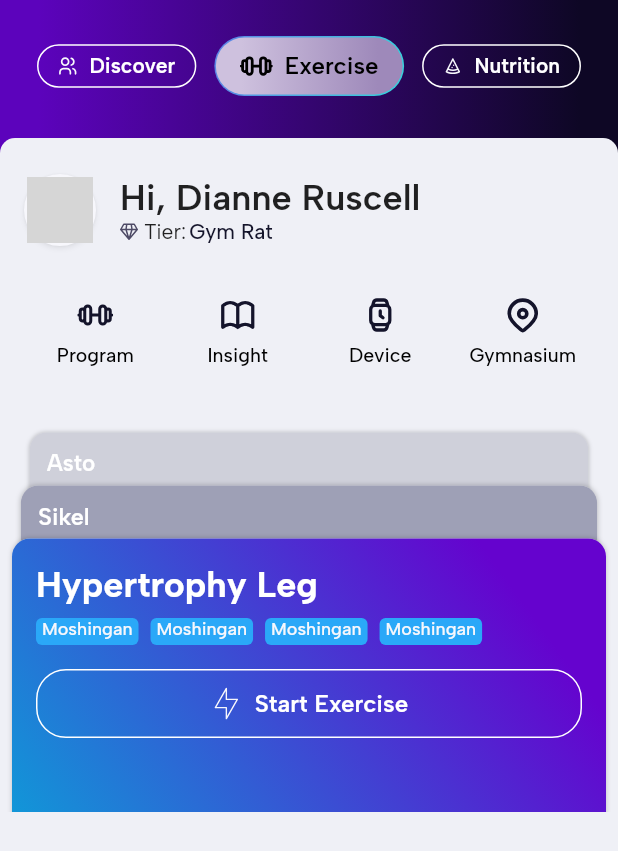
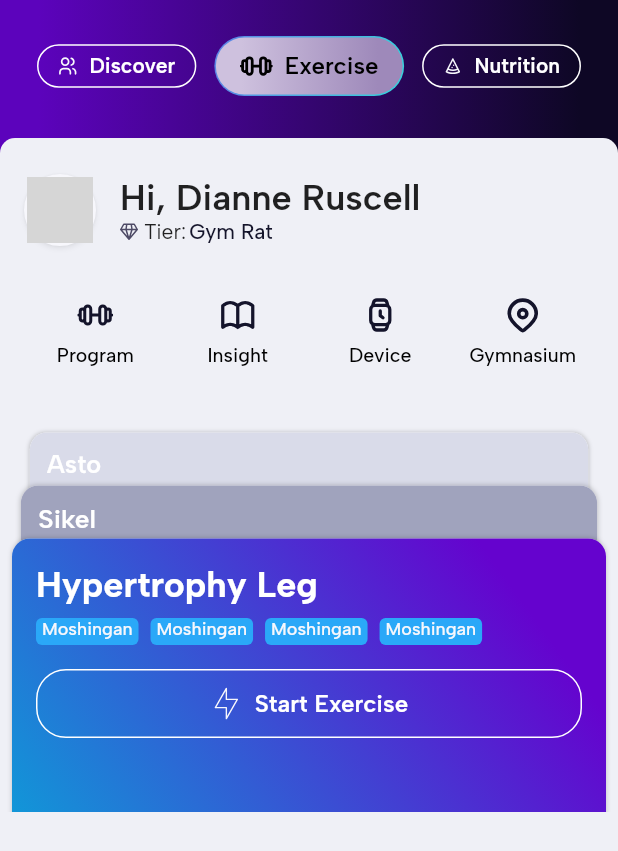
Before and after one commit to vuboitech/vuboi-fitness-app, a Flutter app: the HomeScreen screen opened directly, on a phone screen of 412 x 824 dp. Shown: the top 851 px of the screen. Run offline on Flutter 3.47's test engine with Material 2 defaults, Android fonts, the phone set to English and light mode, and no system bars; our stand-ins replace firebase_auth, firebase_core, flutter_svg, google_fonts, google_sign_in, lottie; missing offline and left inert: flutter_facebook_auth; accounts and stored records are empty; network calls fail; grey boxes are pictures that could not be loaded.

```diff
--- a/lib/main.dart
+++ b/lib/main.dart
@@ -2,9 +2,12 @@ import 'package:firebase_core/firebase_core.dart';
 import 'package:fitness/firebase_options.dart';
 import 'package:fitness/main_app.dart';
 import 'package:flutter/material.dart';
+import 'package:google_fonts/google_fonts.dart';
 
 void main() async {
   WidgetsFlutterBinding.ensureInitialized();
+
+  GoogleFonts.config.allowRuntimeFetching = false;
 
   await Firebase.initializeApp(
     options: DefaultFirebaseOptions.currentPlatform,
--- a/lib/main_app.dart
+++ b/lib/main_app.dart
@@ -9,6 +9,7 @@ class MainApp extends StatelessWidget {
   Widget build(BuildContext context) {
     return MaterialApp(
       title: 'Flutter Demo',
+      debugShowCheckedModeBanner: false,
       theme: ThemeData(
         visualDensity: VisualDensity.compact,
         colorScheme: ColorScheme.fromSeed(seedColor: Colors.deepPurple),
--- a/lib/ui/widgets/modules/stacks/card_widget.dart
+++ b/lib/ui/widgets/modules/stacks/card_widget.dart
@@ -392,7 +392,7 @@ class CardChildWidget extends StatelessWidget {
             Container(
               decoration: BoxDecoration(
                 borderRadius: BorderRadius.all(model.radius),
-                color: const Color(0xFF6E7191).withOpacity((position + 1) / totalItem)
+                color: _getBodyColor(position, totalItem)
               ),
               child: Opacity(
                 opacity: 0,
@@ -404,7 +404,7 @@ class CardChildWidget extends StatelessWidget {
               child: Text(
                 model.cardTitle ?? "",
                 style: TextStyle(
-                  fontSize: 16,
+                  fontSize: 18,
                   fontWeight: FontWeight.w600,
                   color: Colors.white
                 ),
@@ -415,4 +415,14 @@ class CardChildWidget extends StatelessWidget {
       ),
     );
   }
+
+  Color _getBodyColor(int position, int totalItem) {
+    if (position == totalItem-2) {
+      return const Color(0xFFA0A3BD);
+    } else if (position == totalItem-3) {
+      return const Color(0xFFD9DBE9);
+    } else {
+      return const Color(0xFFD9DBE9).withOpacity(0.7);
+    }
+  }
 }
--- a/lib/utils/app_color.dart
+++ b/lib/utils/app_color.dart
@@ -13,4 +13,34 @@ class AppColor {
     stops: [0.1385, 1],
     transform: GradientRotation(105.89 * 3.14159 / 180),
   );
+
+  static LinearGradient purpleBlack = const LinearGradient(
+    begin: Alignment.topLeft,
+    end: Alignment.bottomRight,
+    colors: [
+      Color(0xFF5C03BC),
+      Color(0xFF000000),
+    ],
+    stops: [0.1385, 1],
+  );
+
+  static LinearGradient cyanBlack = const LinearGradient(
+    begin: Alignment.topLeft,
+    end: Alignment.bottomRight,
+    colors: [
+      Color(0xFF28B8D5),
+      Color(0xFF000000),
+    ],
+    stops: [0.1385, 1],
+  );
+
+  static LinearGradient redBlack = const LinearGradient(
+    begin: Alignment.topLeft,
+    end: Alignment.bottomRight,
+    colors: [
+      Color(0xFFB3044F),
+      Color(0xFF000000),
+    ],
+    stops: [0.1385, 1],
+  );
 }
```
Also changed, not shown: lib/ui/screens/on_boarding_screen.dart (+116 -89 lines).
